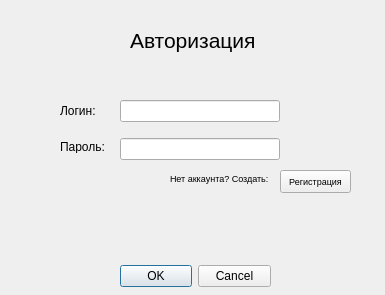
NickBogat/appNote, file styles/auth_design.ui: the form before one commit.
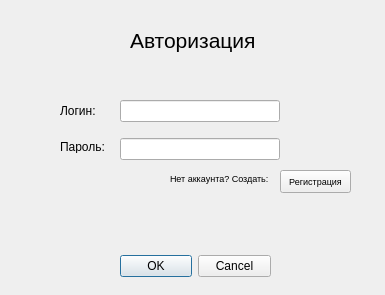
The form after the commit.

Diff of the .ui file:
```diff
--- a/styles/auth_design.ui
+++ b/styles/auth_design.ui
@@ -17,7 +17,7 @@
    <property name="geometry">
     <rect>
      <x>120</x>
-     <y>260</y>
+     <y>250</y>
      <width>151</width>
      <height>32</height>
     </rect>
```
